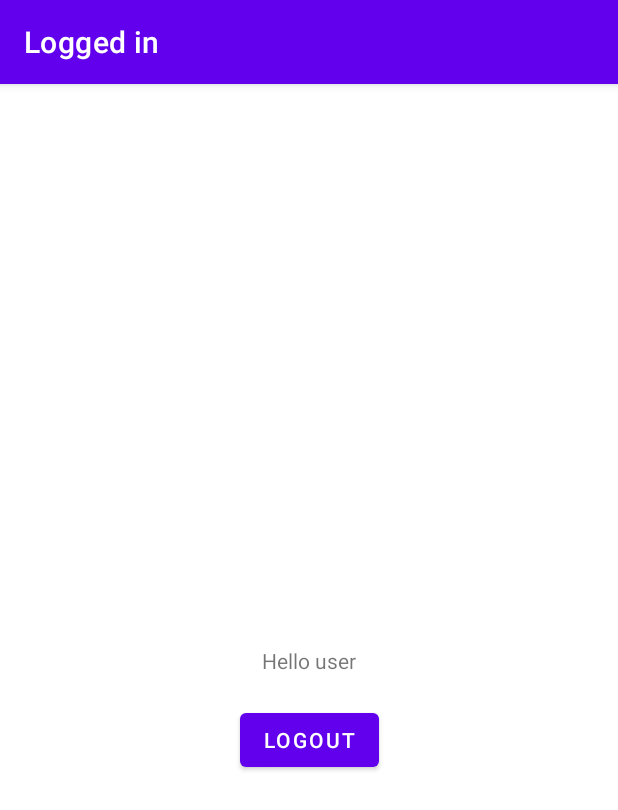
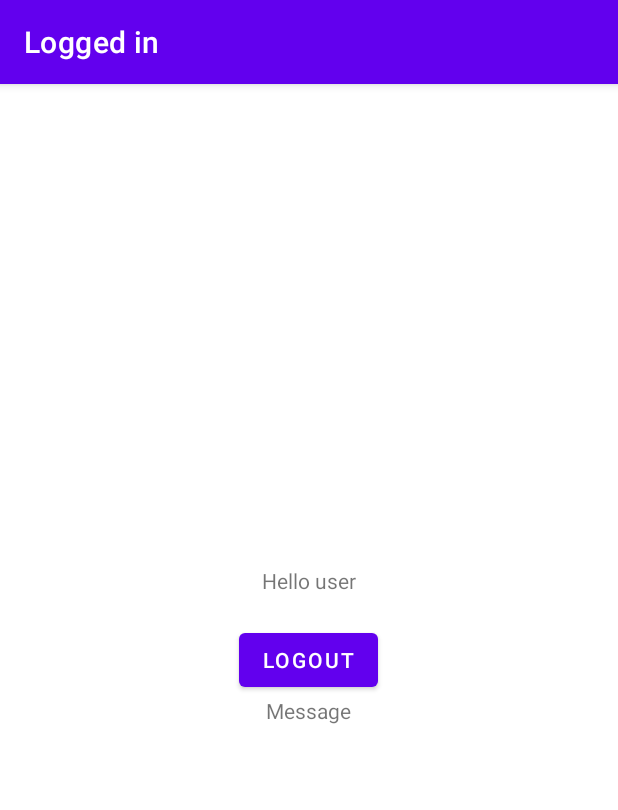
Before and after one commit to SaurabhS120/FirebaseAutenticationDemo, an Android app: the screen it shows after launch once a user with an empty profile is signed in (LoggedInActivity), on a phone screen of 412 x 824 dp. Shown: the top 810 px of the screen. Run offline under Robolectric (Android 15) with nearby library versions, the phone set to English and light mode, and no system bars; our stand-ins replace Firebase (no records; nobody signed in at launch, a user with empty details on screens opened directly); 3 statements that could not run were skipped.

Commit message:
firebase remote config

```diff
--- a/app/build.gradle
+++ b/app/build.gradle
@@ -50,4 +50,9 @@ dependencies {
     implementation 'com.firebaseui:firebase-ui-auth:7.2.0'
     implementation 'androidx.work:work-runtime-ktx:2.7.1'
     implementation 'com.google.android.gms:play-services-auth:20.2.0'
+
+    // Declare the dependencies for the Remote Config and Analytics libraries
+    // When using the BoM, you don't specify versions in Firebase library dependencies
+    implementation 'com.google.firebase:firebase-config-ktx'
+    implementation 'com.google.firebase:firebase-analytics-ktx'
 }
--- a/app/src/main/java/com/example/firebaseautenticationdemo/FireBaseViewModel.kt
+++ b/app/src/main/java/com/example/firebaseautenticationdemo/FireBaseViewModel.kt
@@ -1,16 +1,20 @@
 package com.example.firebaseautenticationdemo
 
-import android.util.Log
 import androidx.lifecycle.ViewModel
 import com.google.android.gms.tasks.Task
 import com.google.firebase.auth.AuthResult
 import com.google.firebase.auth.FirebaseAuth
+import com.google.firebase.remoteconfig.FirebaseRemoteConfig
+import com.google.firebase.remoteconfig.FirebaseRemoteConfigSettings
+
 
 class FireBaseViewModel : ViewModel(){
     val TAG = "firebase"
-    lateinit var mAuth:FirebaseAuth
+    val mAuth:FirebaseAuth
+    val mFirebaseRemoteConfig:FirebaseRemoteConfig
     init {
         mAuth = FirebaseAuth.getInstance()
+        mFirebaseRemoteConfig = initRemoteConfig()
     }
     fun isLoggedIn(): Boolean {
         return mAuth.currentUser != null
@@ -30,4 +34,14 @@ class FireBaseViewModel : ViewModel(){
     fun logout(){
         mAuth.signOut()
     }
+
+    fun initRemoteConfig(): FirebaseRemoteConfig {
+        var mFirebaseRemoteConfig = FirebaseRemoteConfig.getInstance()
+        val configSettings = FirebaseRemoteConfigSettings.Builder()
+            .setMinimumFetchIntervalInSeconds(5)
+            .build()
+        mFirebaseRemoteConfig.setConfigSettingsAsync(configSettings)
+        mFirebaseRemoteConfig.setDefaultsAsync(R.xml.remote_config_defaults)
+        return mFirebaseRemoteConfig
+    }
 }
--- a/app/src/main/java/com/example/firebaseautenticationdemo/LoggedInActivity.kt
+++ b/app/src/main/java/com/example/firebaseautenticationdemo/LoggedInActivity.kt
@@ -3,11 +3,15 @@ package com.example.firebaseautenticationdemo
 import android.content.Intent
 import android.os.Bundle
 import android.util.Log
+import android.widget.Toast
 import androidx.activity.viewModels
 import androidx.appcompat.app.AppCompatActivity
 import com.example.firebaseautenticationdemo.databinding.ActivityLoggedInBinding
+import com.google.android.gms.tasks.OnCompleteListener
+
 
 class LoggedInActivity : AppCompatActivity() {
+    val TAG = "firebase"
     lateinit var binding : ActivityLoggedInBinding
     lateinit var firebaseViewModel:FireBaseViewModel
     override fun onCreate(savedInstanceState: Bundle?) {
@@ -22,5 +26,24 @@ class LoggedInActivity : AppCompatActivity() {
             firebaseViewModel.logout()
             startActivity(Intent(this,LoginActivity::class.java).setFlags(Intent.FLAG_ACTIVITY_NEW_TASK or Intent.FLAG_ACTIVITY_CLEAR_TASK))
         }
+        firebaseViewModel.mFirebaseRemoteConfig.fetchAndActivate()
+            .addOnCompleteListener(this, OnCompleteListener<Boolean?> { task ->
+                if (task.isSuccessful) {
+                    val updated = task.result
+                    Log.d(TAG, "Config params updated: $updated")
+                    Toast.makeText(
+                        this, "Fetch and activate succeeded",
+                        Toast.LENGTH_SHORT
+                    ).show()
+                } else {
+                    Toast.makeText(
+                        this, "Fetch failed",
+                        Toast.LENGTH_SHORT
+                    ).show()
+                }
+
+                binding.messageTextView.setText(firebaseViewModel.mFirebaseRemoteConfig.getString("msg"))
+            })
+        binding.messageTextView.setText(firebaseViewModel.mFirebaseRemoteConfig.getString("msg"))
     }
 }
--- a/app/src/main/res/layout/activity_logged_in.xml
+++ b/app/src/main/res/layout/activity_logged_in.xml
@@ -1,34 +1,34 @@
 <?xml version="1.0" encoding="utf-8"?>
-<androidx.constraintlayout.widget.ConstraintLayout xmlns:android="http://schemas.android.com/apk/res/android"
+<LinearLayout xmlns:android="http://schemas.android.com/apk/res/android"
     xmlns:app="http://schemas.android.com/apk/res-auto"
     xmlns:tools="http://schemas.android.com/tools"
     android:layout_width="match_parent"
     android:layout_height="match_parent"
-    tools:context=".LoggedInActivity">
+    android:orientation="vertical"
+    tools:context=".LoggedInActivity"
+    android:gravity="center">
 
     <TextView
         android:id="@+id/greetText"
         android:layout_width="wrap_content"
         android:layout_height="wrap_content"
-        android:text="Hello user"
-        app:layout_constraintBottom_toBottomOf="parent"
-        app:layout_constraintEnd_toEndOf="parent"
-        app:layout_constraintStart_toStartOf="parent"
-        app:layout_constraintTop_toTopOf="parent" />
+        android:text="Hello user" />
     <TextView
         android:id="@+id/userName"
         android:layout_width="wrap_content"
         android:layout_height="wrap_content"
-        app:layout_constraintStart_toStartOf="parent"
-        app:layout_constraintEnd_toEndOf="parent"
-        app:layout_constraintTop_toBottomOf="@id/greetText"
         android:text="no-name"/>
     <Button
         android:id="@+id/logoutButton"
         android:layout_width="wrap_content"
         android:layout_height="wrap_content"
-        android:text="Logout"
-        app:layout_constraintStart_toStartOf="parent"
-        app:layout_constraintEnd_toEndOf="parent"
-        app:layout_constraintTop_toBottomOf="@id/userName"/>
-</androidx.constraintlayout.widget.ConstraintLayout>
+        android:text="Logout"/>
+    <TextView
+        android:layout_width="wrap_content"
+        android:layout_height="wrap_content"
+        android:text="@string/message"/>
+    <TextView
+        android:layout_width="wrap_content"
+        android:layout_height="wrap_content"
+        android:id="@+id/messageTextView"/>
+</LinearLayout>
--- a/app/src/main/res/values/strings.xml
+++ b/app/src/main/res/values/strings.xml
@@ -6,4 +6,5 @@
     <string name="crrete_a_new_account">Crrete a new account</string>
     <string name="create_account">Create account</string>
     <string name="create_account_with_other_methods">Create account with other methods</string>
+    <string name="message">Message</string>
 </resources>
--- /dev/null
+++ b/app/src/main/res/xml/remote_config_defaults.xml
@@ -0,0 +1,7 @@
+<?xml version="1.0" encoding="UTF-8"?>
+<defaults>
+  <entry>
+    <key>msg</key>
+    <value>Its time to rock</value>
+  </entry>
+</defaults>
--- a/build.gradle
+++ b/build.gradle
@@ -1,6 +1,6 @@
 buildscript {
     dependencies {
-        classpath 'com.google.gms:google-services:4.3.3'
+        classpath 'com.google.gms:google-services:4.3.13'
     }
 }// Top-level build file where you can add configuration options common to all sub-projects/modules.
 plugins {
```
